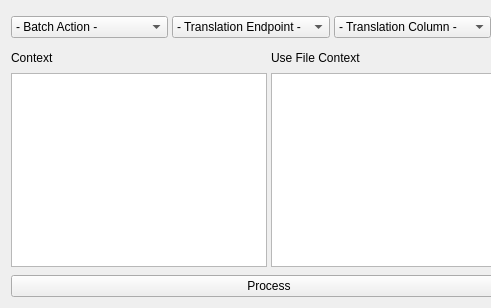
Old version of the form src/BatchMenu/BatchMenu.ui in the repository RPG-Maker-Translation-Tools/rpgmtranslate-qt; both pictures show x 0 to 491 and y 0 to 308 of the 898 by 308 pixel window.
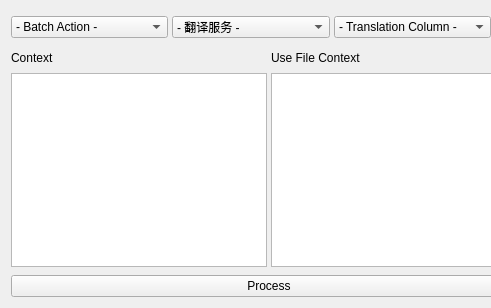
New version of the form. Icons and pictures are not drawn.

Commit message: Translate Endpoint→翻译服务 in .ui files

The edit to the form file:
```diff
--- a/src/BatchMenu/BatchMenu.ui
+++ b/src/BatchMenu/BatchMenu.ui
@@ -73,7 +73,7 @@
           <widget class="QComboBox" name="translationEndpointSelect">
            <item>
             <property name="text">
-             <string>- Translation Endpoint -</string>
+             <string>- 翻译服务 -</string>
             </property>
            </item>
           </widget>
```
The commit also changes 1 other file.
